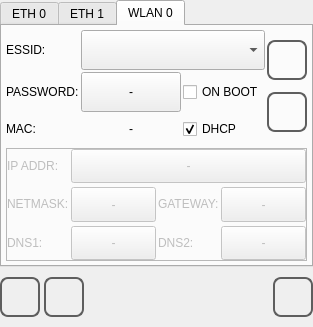
Old version of the form qt_library/ATCMsystem/net_conf.ui in the repository MECTsrl/mect_plugins.
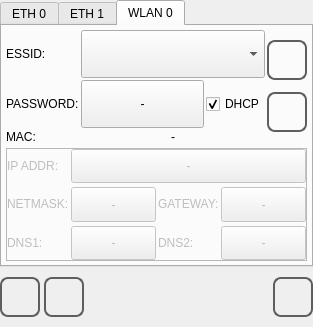
New version of the form. Icons and pictures are not drawn.

Commit message: - set the ONBOOT when wlan enable button is pressed - add the MectConfigurator version into the setup

Diff of the .ui file:
```diff
--- a/qt_library/ATCMsystem/net_conf.ui
+++ b/qt_library/ATCMsystem/net_conf.ui
@@ -578,25 +578,6 @@
              </property>
             </widget>
            </item>
-           <item row="1" column="2">
-            <widget class="QCheckBox" name="checkBox_wlan0_BOOT">
-             <property name="sizePolicy">
-              <sizepolicy hsizetype="Fixed" vsizetype="Fixed">
-               <horstretch>0</horstretch>
-               <verstretch>0</verstretch>
-              </sizepolicy>
-             </property>
-             <property name="minimumSize">
-              <size>
-               <width>0</width>
-               <height>30</height>
-              </size>
-             </property>
-             <property name="text">
-              <string>ON BOOT</string>
-             </property>
-            </widget>
-           </item>
            <item row="2" column="0">
             <widget class="QLabel" name="label_wlan0_MACtxt">
              <property name="sizePolicy">
@@ -610,7 +591,29 @@
              </property>
             </widget>
            </item>
-           <item row="2" column="1">
+           <item row="1" column="2">
+            <widget class="QCheckBox" name="checkBox_wlan0_DHCP">
+             <property name="sizePolicy">
+              <sizepolicy hsizetype="Fixed" vsizetype="Fixed">
+               <horstretch>0</horstretch>
+               <verstretch>0</verstretch>
+              </sizepolicy>
+             </property>
+             <property name="minimumSize">
+              <size>
+               <width>0</width>
+               <height>30</height>
+              </size>
+             </property>
+             <property name="text">
+              <string>DHCP</string>
+             </property>
+             <property name="checked">
+              <bool>true</bool>
+             </property>
+            </widget>
+           </item>
+           <item row="2" column="1" colspan="2">
             <widget class="QLabel" name="label_wlan0_MAC">
              <property name="sizePolicy">
               <sizepolicy hsizetype="MinimumExpanding" vsizetype="Fixed">
@@ -626,28 +629,6 @@
              </property>
             </widget>
            </item>
-           <item row="2" column="2">
-            <widget class="QCheckBox" name="checkBox_wlan0_DHCP">
-             <property name="sizePolicy">
-              <sizepolicy hsizetype="Fixed" vsizetype="Fixed">
-               <horstretch>0</horstretch>
-               <verstretch>0</verstretch>
-              </sizepolicy>
-             </property>
-             <property name="minimumSize">
-              <size>
-               <width>0</width>
-               <height>30</height>
-              </size>
-             </property>
-             <property name="text">
-              <string>DHCP</string>
-             </property>
-             <property name="checked">
-              <bool>true</bool>
-             </property>
-            </widget>
-           </item>
           </layout>
          </item>
          <item>
```
Left out of the diff: 4 changed lines with no effect on the pictures. The commit also changes 2 other files.
